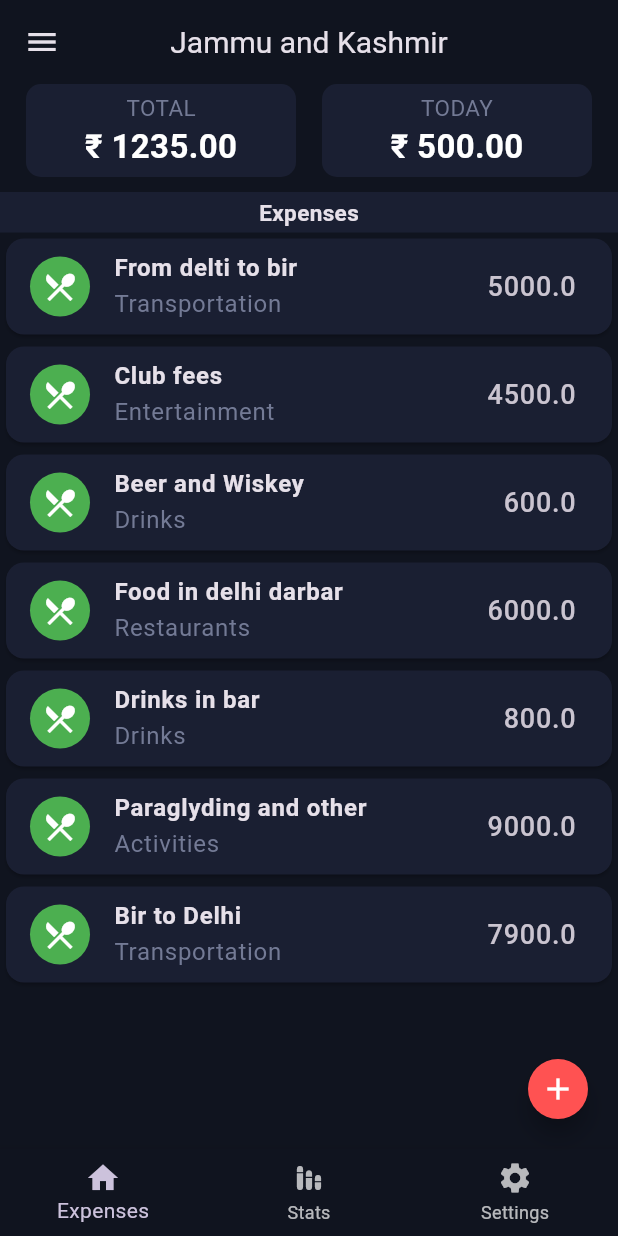
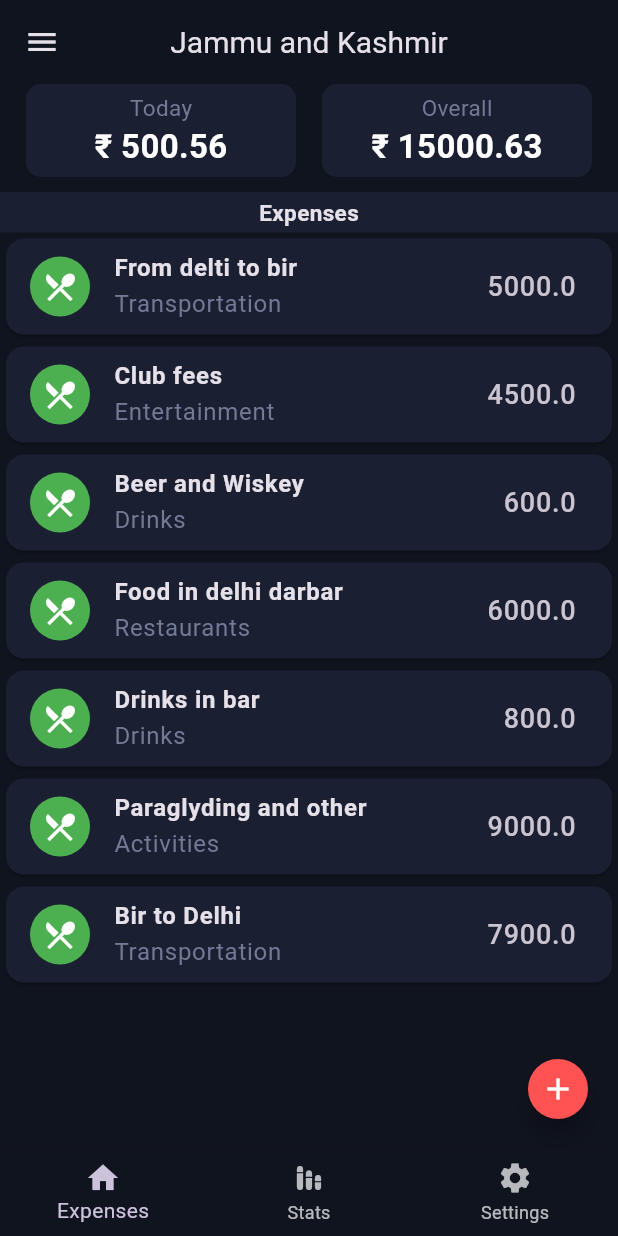
Before and after one commit to deepbluechemical/YatraManager, a Flutter app: the screen it shows after launch, on a phone screen of 412 x 824 dp. Run offline on Flutter 3.47's test engine with Material 3 defaults, Android fonts, the phone set to English and light mode, and no system bars; our stand-ins replace flutter_bloc.

Commit message:
Expense bloc impl.

```diff
--- /dev/null
+++ b/yatra_expense_manager/lib/apis/cloud_api.dart
@@ -0,0 +1,12 @@
+class CloudAPI {
+  addExpense({
+    required String cat,
+    required double amount,
+    required String note,
+    required DateTime date,
+  }) async {
+    // a network delay
+    await Future.delayed(Duration(seconds: 5));
+    // added to the cloud
+  }
+}
--- /dev/null
+++ b/yatra_expense_manager/lib/features/expenses/bloc/expense_event.dart
@@ -0,0 +1,17 @@
+// ignore_for_file: public_member_api_docs, sort_constructors_first
+part of 'expense_bloc.dart';
+
+sealed class ExpenseEvent {}
+
+class AddExpense extends ExpenseEvent {
+  final String note;
+  final double amount;
+  final DateTime date;
+  AddExpense({
+    required this.note,
+    required this.amount,
+    required this.date,
+  });
+}
+
+class RemoveExpense extends ExpenseEvent {}
--- /dev/null
+++ b/yatra_expense_manager/lib/features/expenses/bloc/expense_state.dart
@@ -0,0 +1,15 @@
+// ignore_for_file: public_member_api_docs, sort_constructors_first
+part of "expense_bloc.dart";
+
+sealed class ExpenseState {}
+
+class ExpenseInitial extends ExpenseState {}
+
+class ExpenseSuccess extends ExpenseState {}
+
+class ExpenseLoading extends ExpenseState {}
+
+class ExpenseError extends ExpenseState {
+  final String errorMsg;
+  ExpenseError({required this.errorMsg});
+}
--- a/yatra_expense_manager/lib/features/expenses/pages/expenses_page.dart
+++ b/yatra_expense_manager/lib/features/expenses/pages/expenses_page.dart
@@ -1,5 +1,6 @@
 import 'package:flutter/material.dart';
 import 'package:yatra_expense_manager/constants/navigation_constants.dart';
+import 'package:yatra_expense_manager/features/expenses/widgets/summary_widget.dart';
 import 'package:yatra_expense_manager/models/expense_category_model.dart';
 import 'package:yatra_expense_manager/models/expense_model.dart';
 import 'package:yatra_expense_manager/theme/palette.dart';
@@ -73,72 +74,21 @@ class ExpensesPage extends StatelessWidget {
           Row(
             mainAxisAlignment: MainAxisAlignment.spaceEvenly,
             children: [
-              // Containers for displaying total expenses.
-              Container(
-                width: 180,
-                padding: EdgeInsets.symmetric(
-                  horizontal: 2,
-                  vertical: 5,
-                ),
-                decoration: BoxDecoration(
-                  color: Palette.containerColor,
-                  borderRadius: BorderRadius.circular(10),
-                ),
-                child: Column(
-                  children: [
-                    const Text(
-                      "TOTAL",
-                      style: TextStyle(
-                        fontSize: 15,
-                        color: Palette.textColorOnContainer,
-                      ),
-                    ),
-                    const Text(
-                      "\u{20B9} 1235.00",
-                      style: TextStyle(
-                        fontSize: 22,
-                        fontWeight: FontWeight.bold,
-                        color: Colors.white,
-                      ),
-                    ),
-                  ],
-                ),
+              // displaying summary.
+              SummaryWidget(
+                title: 'Today',
+                amount: 500.56,
               ),
-              Container(
-                width: 180,
-                padding: EdgeInsets.symmetric(
-                  horizontal: 2,
-                  vertical: 5,
-                ),
-                decoration: BoxDecoration(
-                  color: Palette.containerColor,
-                  borderRadius: BorderRadius.circular(10),
-                ),
-                child: Column(
-                  children: [
-                    const Text(
-                      "TODAY",
-                      style: TextStyle(
-                        fontSize: 15,
-                        color: Palette.textColorOnContainer,
-                      ),
-                    ),
-                    const Text(
-                      "\u{20B9} 500.00",
-                      style: TextStyle(
-                        fontSize: 22,
-                        fontWeight: FontWeight.bold,
-                        color: Colors.white,
-                      ),
-                    ),
-                  ],
-                ),
+              SummaryWidget(
+                title: 'Overall',
+                amount: 15000.63,
               ),
             ],
           ),
           SizedBox(
             height: 10.0,
           ),
+          // Expenses text
           Container(
             padding: EdgeInsets.symmetric(
               vertical: 3,
@@ -208,39 +158,38 @@ class ExpensesPage extends StatelessWidget {
           ),
         ],
       ),
-      floatingActionButton: FloatingActionButton(
-        backgroundColor: Colors.redAccent,
-        mini: true,
-        shape: CircleBorder(),
-        onPressed: () => Navigator.of(context)
-            .pushNamed(NavigationConstants.selectCategoryPage),
-        child: Icon(
-          Icons.add,
-          color: Colors.white,
-        ),
-      ),
+      floatingActionButton: addFloatingButton(context),
       bottomNavigationBar: BottomNavigationBar(
         items: [
-          BottomNavigationBarItem(
-            label: "Expenses",
-            icon: Icon(
-              Icons.home,
-            ),
-          ),
-          BottomNavigationBarItem(
-            label: "Stats",
-            icon: Icon(
-              Icons.stacked_bar_chart_rounded,
-            ),
-          ),
-          BottomNavigationBarItem(
-            label: "Settings",
-            icon: Icon(
-              Icons.settings,
-            ),
-          ),
+          bottomNavBar(label: "Expenses", icon: Icons.home),
+          bottomNavBar(label: "Stats", icon: Icons.stacked_bar_chart_rounded),
+          bottomNavBar(label: "Settings", icon: Icons.settings),
         ],
       ),
     );
   }
+
+  BottomNavigationBarItem bottomNavBar({
+    required label,
+    IconData? icon,
+  }) {
+    return BottomNavigationBarItem(
+      label: label,
+      icon: Icon(icon),
+    );
+  }
+
+  FloatingActionButton addFloatingButton(BuildContext context) {
+    return FloatingActionButton(
+      backgroundColor: Colors.redAccent,
+      mini: true,
+      shape: CircleBorder(),
+      onPressed: () => Navigator.of(context)
+          .pushNamed(NavigationConstants.selectCategoryPage),
+      child: Icon(
+        Icons.add,
+        color: Colors.white,
+      ),
+    );
+  }
 }
--- /dev/null
+++ b/yatra_expense_manager/lib/features/expenses/widgets/summary_widget.dart
@@ -0,0 +1,46 @@
+import 'package:flutter/material.dart';
+import 'package:yatra_expense_manager/theme/palette.dart';
+
+class SummaryWidget extends StatelessWidget {
+  final String title;
+  final double amount;
+  const SummaryWidget({
+    super.key,
+    required this.title,
+    required this.amount,
+  });
+
+  @override
+  Widget build(BuildContext context) {
+    return Container(
+      width: 180,
+      padding: EdgeInsets.symmetric(
+        horizontal: 2,
+        vertical: 5,
+      ),
+      decoration: BoxDecoration(
+        color: Palette.containerColor,
+        borderRadius: BorderRadius.circular(10),
+      ),
+      child: Column(
+        children: [
+          Text(
+            title,
+            style: TextStyle(
+              fontSize: 15,
+              color: Palette.textColorOnContainer,
+            ),
+          ),
+          Text(
+            "\u{20B9} ${amount.toStringAsFixed(2)}",
+            style: TextStyle(
+              fontSize: 22,
+              fontWeight: FontWeight.bold,
+              color: Colors.white,
+            ),
+          ),
+        ],
+      ),
+    );
+  }
+}
--- a/yatra_expense_manager/lib/main.dart
+++ b/yatra_expense_manager/lib/main.dart
@@ -1,11 +1,15 @@
 import 'package:flutter/material.dart';
+import 'package:flutter_bloc/flutter_bloc.dart';
 import 'package:yatra_expense_manager/constants/navigation_constants.dart';
+import 'package:yatra_expense_manager/features/expenses/bloc/app_bloc_observer.dart';
+import 'package:yatra_expense_manager/features/expenses/bloc/expense_bloc.dart';
 import 'package:yatra_expense_manager/features/expenses/pages/add_expense_page.dart';
 import 'package:yatra_expense_manager/features/expenses/pages/select_category_page.dart';
 import 'package:yatra_expense_manager/features/expenses/pages/expenses_page.dart';
 import 'package:yatra_expense_manager/theme/app_theme.dart';
 
 void main() {
+  Bloc.observer = AppBlocObserver();
   runApp(const MyApp());
 }
 
@@ -15,17 +19,26 @@
   // This widget is the root of your application.
   @override
   Widget build(BuildContext context) {
-    return MaterialApp(
+    // Registering bloc
+    return MultiBlocProvider(
+      providers: [
+        BlocProvider(
+          create: (context) => ExpenseBloc(),
+        ),
+      ],
+      child: MaterialApp(
         debugShowCheckedModeBanner: false,
         title: 'Yatra Manager Application',
         theme: AppTheme.theme,
         initialRoute: NavigationConstants.expensePage,
         routes: {
           NavigationConstants.expensePage: (context) => const ExpensesPage(),
-        NavigationConstants.addExpensePage: (context) => const AddExpensePage(),
+          NavigationConstants.addExpensePage: (context) =>
+              const AddExpensePage(),
           NavigationConstants.selectCategoryPage: (context) =>
               const SelectCategoryPage(),
         },
+      ),
     );
   }
 }
--- a/yatra_expense_manager/pubspec.yaml
+++ b/yatra_expense_manager/pubspec.yaml
@@ -36,6 +36,7 @@ dependencies:
   # Use with the CupertinoIcons class for iOS style icons.
   cupertino_icons: ^1.0.6
   intl: ^0.19.0
+  flutter_bloc: ^8.1.5
 
 dev_dependencies:
   flutter_test:
```
Also changed, not shown: yatra_expense_manager/lib/constants/UI_constants.dart (added, +11 -0 lines), yatra_expense_manager/lib/features/expenses/bloc/app_bloc_observer.dart (added, +10 -0 lines), yatra_expense_manager/lib/features/expenses/bloc/expense_bloc.dart (added, +42 -0 lines), yatra_expense_manager/lib/features/expenses/pages/add_expense_page.dart (+31 -9 lines), yatra_expense_manager/pubspec.lock. Lines whose indentation alone changed are shown as unchanged.
